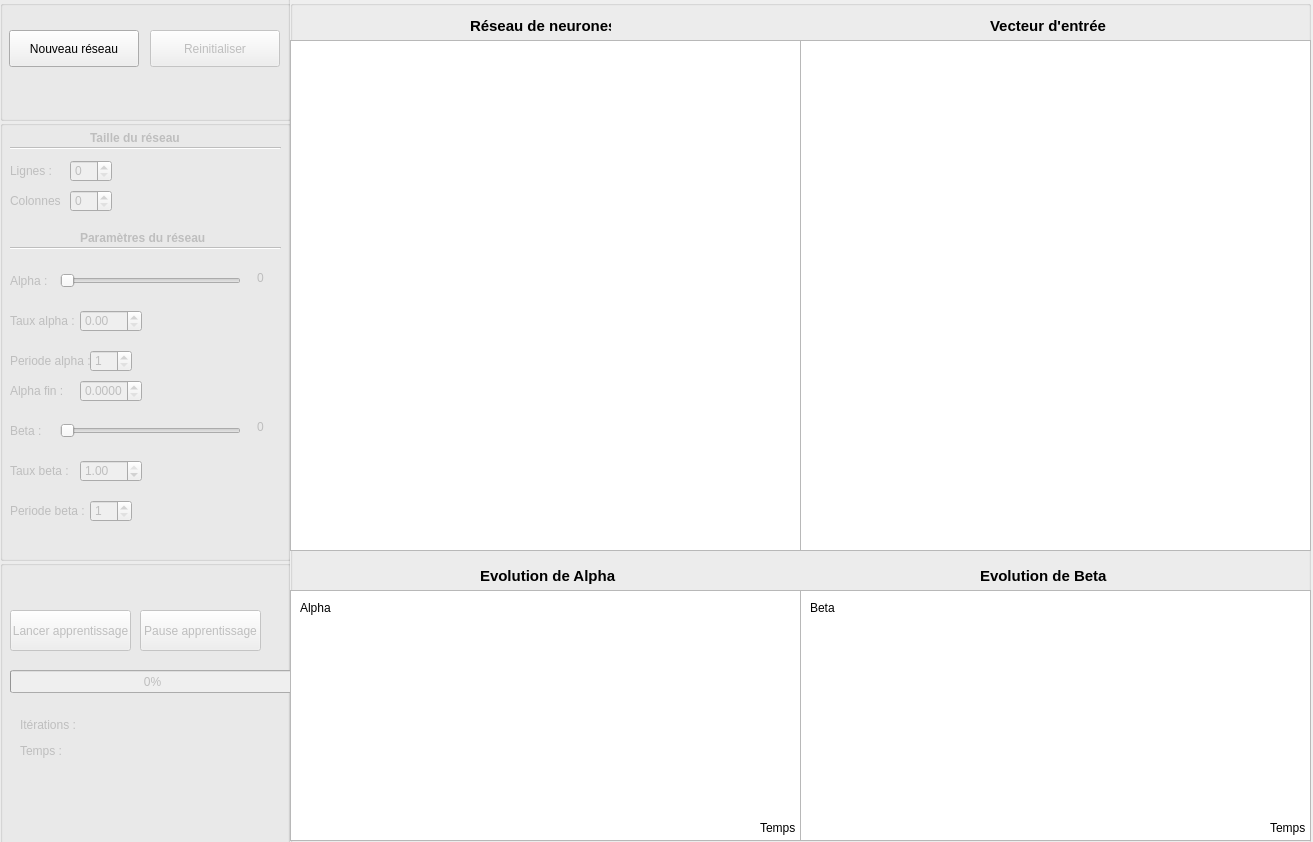
Before: the Qt Designer form Projet/PTUT/PTUT.ui in Asord/ProjetSOM, drawn with Qt 5.
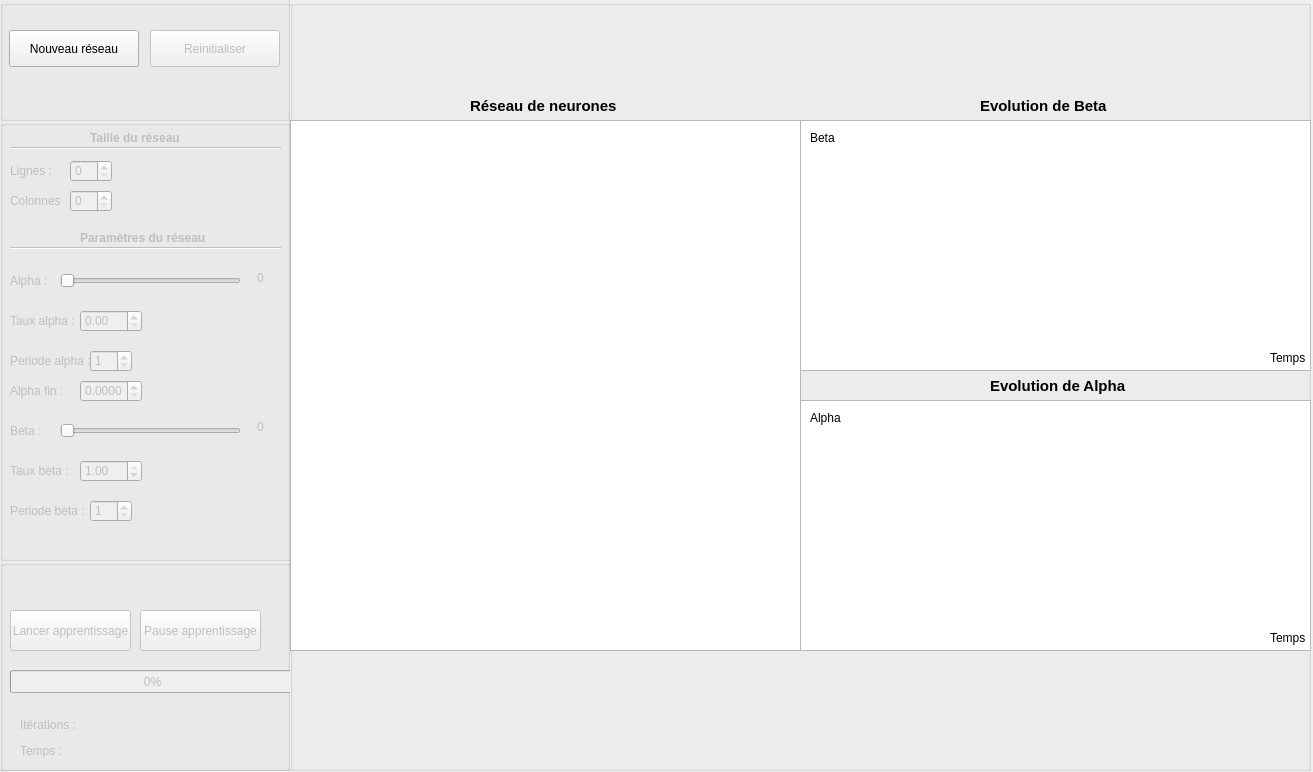
After: the same form once the commit is applied.

Commit message: suppression du visuel du vecteur d'entrée, ajout de la barre de progression dans les graphiques et tabulation dans le bon ordre.

Patch:
```diff
--- a/Projet/PTUT/PTUT.ui
+++ b/Projet/PTUT/PTUT.ui
@@ -7,7 +7,7 @@
     <x>0</x>
     <y>0</y>
     <width>1313</width>
-    <height>842</height>
+    <height>772</height>
    </rect>
   </property>
   <property name="windowTitle">
@@ -19,7 +19,7 @@
      <x>-10</x>
      <y>-20</y>
      <width>300</width>
-     <height>871</height>
+     <height>791</height>
     </rect>
    </property>
    <property name="title">
@@ -526,7 +526,7 @@
       <x>10</x>
       <y>580</y>
       <width>291</width>
-      <height>291</height>
+      <height>211</height>
      </rect>
     </property>
     <property name="title">
@@ -671,7 +671,7 @@
      <x>290</x>
      <y>0</y>
      <width>1021</width>
-     <height>851</height>
+     <height>771</height>
     </rect>
    </property>
    <property name="title">
@@ -681,27 +681,17 @@
     <property name="geometry">
      <rect>
       <x>0</x>
-      <y>40</y>
+      <y>120</y>
       <width>511</width>
-      <height>511</height>
-     </rect>
-    </property>
-   </widget>
-   <widget class="QGraphicsView" name="graphicsPreview">
-    <property name="geometry">
-     <rect>
-      <x>510</x>
-      <y>40</y>
-      <width>511</width>
-      <height>511</height>
+      <height>531</height>
      </rect>
     </property>
    </widget>
    <widget class="QGraphicsView" name="AlphaCurve">
     <property name="geometry">
      <rect>
-      <x>0</x>
-      <y>590</y>
+      <x>510</x>
+      <y>400</y>
       <width>511</width>
       <height>251</height>
      </rect>
@@ -711,7 +701,7 @@
     <property name="geometry">
      <rect>
       <x>510</x>
-      <y>590</y>
+      <y>120</y>
       <width>511</width>
       <height>251</height>
      </rect>
@@ -721,8 +711,8 @@
     <property name="geometry">
      <rect>
       <x>180</x>
-      <y>10</y>
-      <width>141</width>
+      <y>90</y>
+      <width>151</width>
       <height>31</height>
      </rect>
     </property>
@@ -737,31 +727,11 @@
      <string>Réseau de neurones</string>
     </property>
    </widget>
-   <widget class="QLabel" name="VectorTitle">
-    <property name="geometry">
-     <rect>
-      <x>700</x>
-      <y>10</y>
-      <width>131</width>
-      <height>31</height>
-     </rect>
-    </property>
-    <property name="font">
-     <font>
-      <pointsize>11</pointsize>
-      <weight>75</weight>
-      <bold>true</bold>
-     </font>
-    </property>
-    <property name="text">
-     <string>Vecteur d'entrée</string>
-    </property>
-   </widget>
    <widget class="QLabel" name="NetworkTitle_2">
     <property name="geometry">
      <rect>
-      <x>190</x>
-      <y>560</y>
+      <x>700</x>
+      <y>370</y>
       <width>141</width>
       <height>31</height>
      </rect>
@@ -781,7 +751,7 @@
     <property name="geometry">
      <rect>
       <x>690</x>
-      <y>560</y>
+      <y>90</y>
       <width>141</width>
       <height>31</height>
      </rect>
@@ -800,8 +770,8 @@
    <widget class="QLabel" name="AlphaIndicator">
     <property name="geometry">
      <rect>
-      <x>10</x>
-      <y>600</y>
+      <x>520</x>
+      <y>410</y>
       <width>51</width>
       <height>16</height>
      </rect>
@@ -813,8 +783,8 @@
    <widget class="QLabel" name="TimeIndicator">
     <property name="geometry">
      <rect>
-      <x>470</x>
-      <y>820</y>
+      <x>980</x>
+      <y>630</y>
       <width>41</width>
       <height>16</height>
      </rect>
@@ -827,7 +797,7 @@
     <property name="geometry">
      <rect>
       <x>520</x>
-      <y>600</y>
+      <y>130</y>
       <width>51</width>
       <height>16</height>
      </rect>
@@ -840,7 +810,7 @@
     <property name="geometry">
      <rect>
       <x>980</x>
-      <y>820</y>
+      <y>350</y>
       <width>41</width>
       <height>16</height>
      </rect>
```
Left out of the diff: 6 changed lines with no effect on the pictures. The commit also changes 3 other files.
